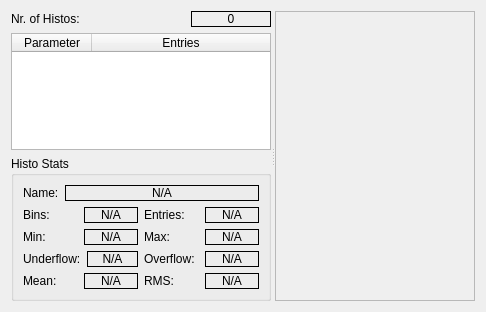
Above: gui/src/histogramdataform.ui from MuonPi/muondetector before the change. Below: the same form after it.
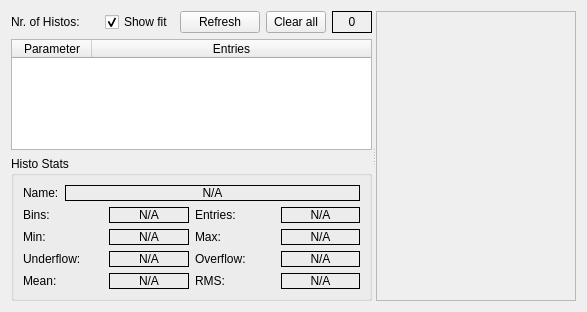
That is the form after the change. Custom widgets are drawn as their Qt base class.

```diff
--- a/gui/src/histogramdataform.ui
+++ b/gui/src/histogramdataform.ui
@@ -6,7 +6,7 @@
    <rect>
     <x>0</x>
     <y>0</y>
-    <width>486</width>
+    <width>587</width>
     <height>312</height>
    </rect>
   </property>
@@ -30,8 +30,63 @@
            </property>
           </widget>
          </item>
+         <item>
+          <spacer name="horizontalSpacer">
+           <property name="orientation">
+            <enum>Qt::Orientation::Horizontal</enum>
+           </property>
+           <property name="sizeHint" stdset="0">
+            <size>
+             <width>40</width>
+             <height>20</height>
+            </size>
+           </property>
+          </spacer>
+         </item>
+         <item>
+          <widget class="QCheckBox" name="showFitCheckBox">
+           <property name="text">
+            <string>Show fit</string>
+           </property>
+           <property name="checked">
+            <bool>true</bool>
+           </property>
+          </widget>
+         </item>
+         <item>
+          <widget class="QPushButton" name="refreshButton">
+           <property name="maximumSize">
+            <size>
+             <width>80</width>
+             <height>16777215</height>
+            </size>
+           </property>
+           <property name="text">
+            <string>Refresh</string>
+           </property>
+          </widget>
+         </item>
+         <item>
+          <widget class="QPushButton" name="clearAllButton">
+           <property name="maximumSize">
+            <size>
+             <width>60</width>
+             <height>16777215</height>
+            </size>
+           </property>
+           <property name="text">
+            <string>Clear all</string>
+           </property>
+          </widget>
+         </item>
          <item>
           <widget class="QLabel" name="nrHistosLabel">
+           <property name="minimumSize">
+            <size>
+             <width>40</width>
+             <height>0</height>
+            </size>
+           </property>
            <property name="maximumSize">
             <size>
              <width>80</width>
```
Left out of the diff: 52 changed lines with no effect on the pictures.
